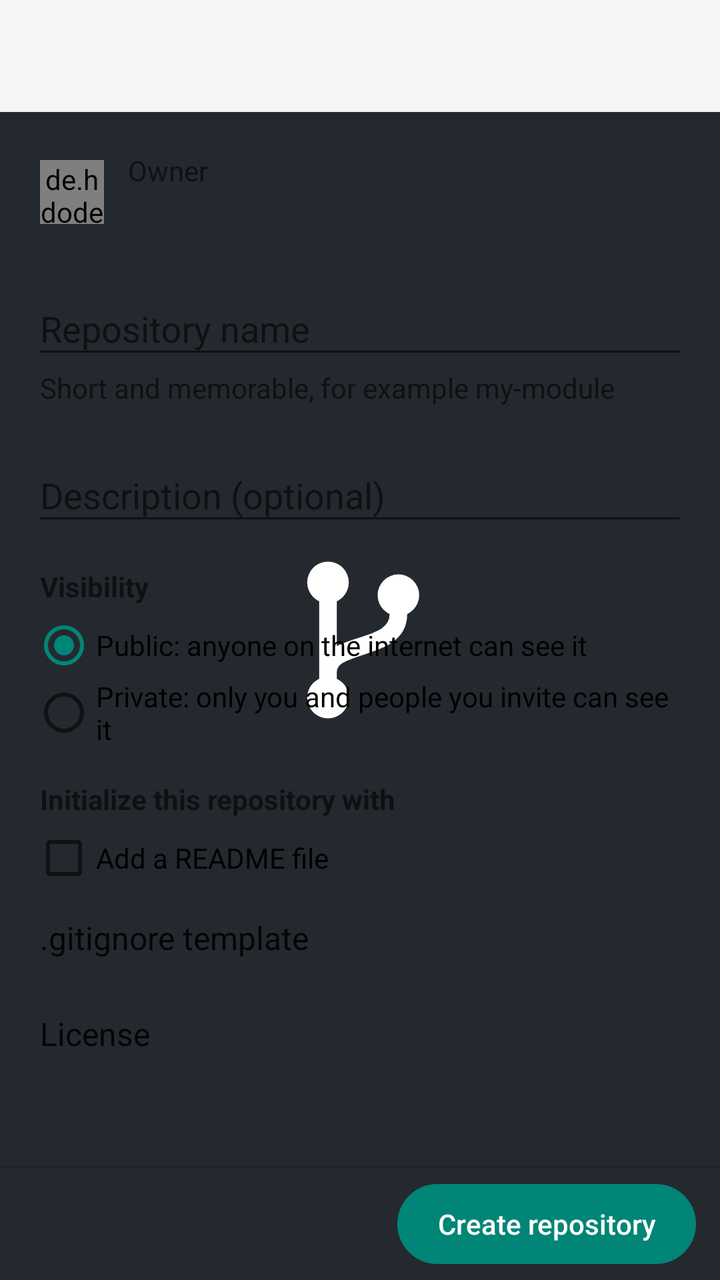
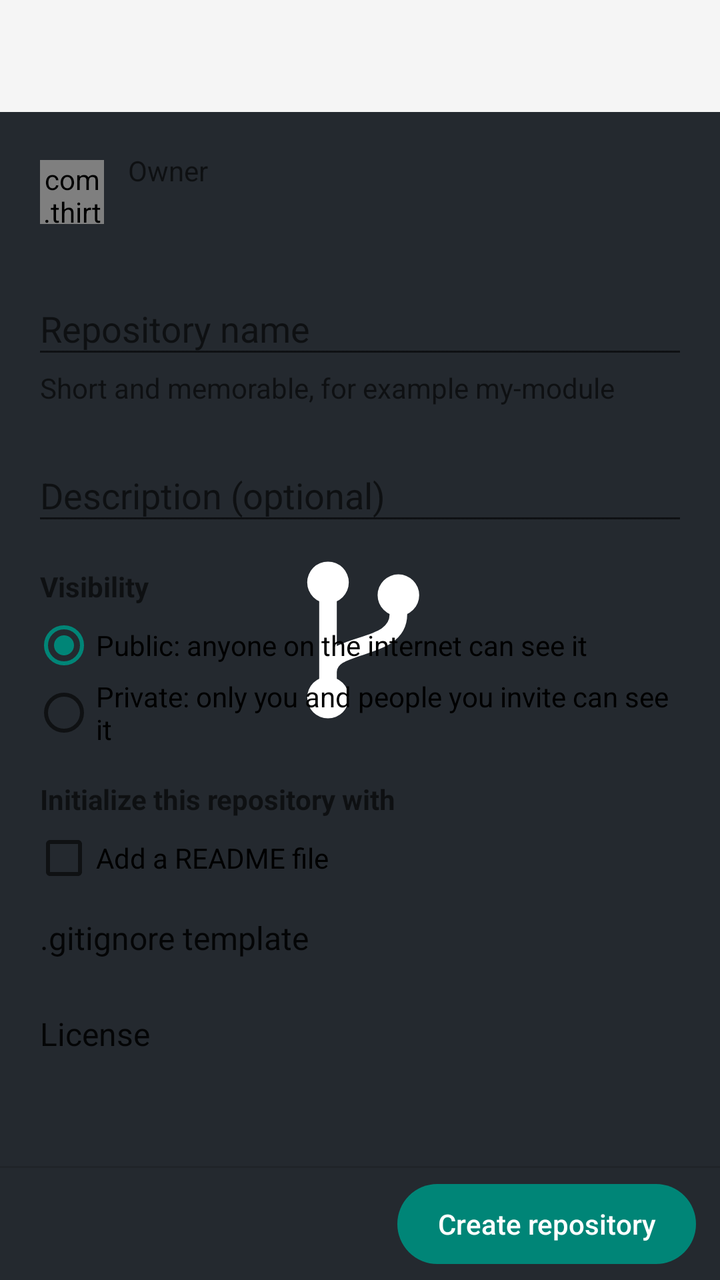

Screens rendered from an Android XML layout before and after an edit, with the pre-edit source and the edit as a unified diff.
<!-- AndroidManifest.xml: application theme SplashTheme -->
<!-- res/layout/activity_create_repository.xml -->
<?xml version="1.0" encoding="utf-8"?>
<LinearLayout
    xmlns:android="http://schemas.android.com/apk/res/android"
    xmlns:app="http://schemas.android.com/apk/res-auto"
    android:orientation="vertical"
    android:layout_width="match_parent"
    android:layout_height="match_parent">

    <include layout="@layout/layout_appbar"/>

    <FrameLayout
        android:layout_width="match_parent"
        android:layout_height="0dp"
        android:layout_weight="1">

        <androidx.core.widget.NestedScrollView
            android:layout_width="match_parent"
            android:layout_height="match_parent">

            <LinearLayout
                android:layout_width="match_parent"
                android:layout_height="wrap_content"
                android:orientation="vertical"
                android:paddingStart="@dimen/spacing_large"
                android:paddingEnd="@dimen/spacing_large"
                android:paddingTop="@dimen/spacing_normal"
                android:paddingBottom="@dimen/spacing_large">

                
                <LinearLayout
                    android:id="@+id/owner_row"
                    android:layout_width="match_parent"
                    android:layout_height="wrap_content"
                    android:orientation="horizontal"
                    android:gravity="center_vertical"
                    android:minHeight="56dp"
                    android:background="?android:selectableItemBackground">
                    <de.hdodenhof.circleimageview.CircleImageView
                        android:id="@+id/owner_avatar"
                        android:layout_width="32dp"
                        android:layout_height="32dp"
                        android:layout_marginStart="@dimen/spacing_mini"/>
                    <LinearLayout
                        android:layout_width="0dp"
                        android:layout_height="wrap_content"
                        android:layout_weight="1"
                        android:layout_marginStart="@dimen/spacing_normal"
                        android:orientation="vertical">
                        <TextView
                            android:layout_width="wrap_content"
                            android:layout_height="wrap_content"
                            android:text="@string/repo_create_owner"
                            android:textSize="@dimen/text_small"
                            android:textColor="?android:textColorSecondary"/>
                        <TextView
                            android:id="@+id/owner_text"
                            android:layout_width="wrap_content"
                            android:layout_height="wrap_content"
                            android:textSize="@dimen/text_normal"
                            android:textColor="?android:textColorPrimary"/>
                    </LinearLayout>
                    <androidx.appcompat.widget.AppCompatImageView
                        android:id="@+id/owner_arrow"
                        android:layout_width="24dp"
                        android:layout_height="24dp"
                        app:srcCompat="@drawable/ic_arrow_drop_down"/>
                </LinearLayout>

                
                <com.google.android.material.textfield.TextInputLayout
                    android:id="@+id/name_layout"
                    android:layout_width="match_parent"
                    android:layout_height="wrap_content"
                    android:layout_marginTop="@dimen/spacing_small"
                    android:hint="@string/repo_create_name">
                    <com.google.android.material.textfield.TextInputEditText
                        android:id="@+id/name_edit"
                        android:layout_width="match_parent"
                        android:layout_height="wrap_content"
                        android:inputType="text|textNoSuggestions"
                        android:imeOptions="actionNext"
                        android:maxLength="100"
                        android:maxLines="1"/>
                </com.google.android.material.textfield.TextInputLayout>

                <TextView
                    android:id="@+id/name_status"
                    android:layout_width="match_parent"
                    android:layout_height="wrap_content"
                    android:layout_marginStart="@dimen/spacing_mini"
                    android:text="@string/repo_create_name_hint"
                    android:textSize="@dimen/text_small"
                    android:textColor="?android:textColorSecondary"/>

                
                <com.google.android.material.textfield.TextInputLayout
                    android:layout_width="match_parent"
                    android:layout_height="wrap_content"
                    android:layout_marginTop="@dimen/spacing_normal"
                    android:hint="@string/repo_create_description">
                    <com.google.android.material.textfield.TextInputEditText
                        android:id="@+id/description_edit"
                        android:layout_width="match_parent"
                        android:layout_height="wrap_content"
                        android:inputType="textMultiLine|textCapSentences"
                        android:maxLines="4"/>
                </com.google.android.material.textfield.TextInputLayout>

                
                <TextView
                    style="@style/FormSectionTitle"
                    android:text="@string/repo_create_visibility"/>
                <RadioGroup
                    android:id="@+id/visibility_group"
                    android:layout_width="match_parent"
                    android:layout_height="wrap_content"
                    android:orientation="vertical">
                    <RadioButton
                        android:id="@+id/visibility_public"
                        android:layout_width="match_parent"
                        android:layout_height="wrap_content"
                        android:checked="true"
                        android:text="@string/repo_create_public"/>
                    <RadioButton
                        android:id="@+id/visibility_private"
                        android:layout_width="match_parent"
                        android:layout_height="wrap_content"
                        android:text="@string/repo_create_private"/>
                </RadioGroup>

                
                <TextView
                    style="@style/FormSectionTitle"
                    android:text="@string/repo_create_initialize"/>
                <CheckBox
                    android:id="@+id/readme_check"
                    android:layout_width="match_parent"
                    android:layout_height="wrap_content"
                    android:text="@string/repo_create_readme"/>

                <LinearLayout
                    android:id="@+id/gitignore_row"
                    style="@style/FormChoiceRow">
                    <TextView
                        android:layout_width="wrap_content"
                        android:layout_height="wrap_content"
                        android:text="@string/repo_create_gitignore"
                        android:textSize="@dimen/text_normal"
                        android:textColor="?android:textColorPrimary"/>
                    <TextView
                        android:id="@+id/gitignore_text"
                        style="@style/FormChoiceValue"/>
                    <androidx.appcompat.widget.AppCompatImageView
                        android:layout_width="24dp"
                        android:layout_height="24dp"
                        app:srcCompat="@drawable/ic_arrow_drop_down"/>
                </LinearLayout>

                <LinearLayout
                    android:id="@+id/license_row"
                    style="@style/FormChoiceRow">
                    <TextView
                        android:layout_width="wrap_content"
                        android:layout_height="wrap_content"
                        android:text="@string/repo_create_license"
                        android:textSize="@dimen/text_normal"
                        android:textColor="?android:textColorPrimary"/>
                    <TextView
                        android:id="@+id/license_text"
                        style="@style/FormChoiceValue"/>
                    <androidx.appcompat.widget.AppCompatImageView
                        android:layout_width="24dp"
                        android:layout_height="24dp"
                        app:srcCompat="@drawable/ic_arrow_drop_down"/>
                </LinearLayout>

                <TextView
                    android:id="@+id/summary_text"
                    android:layout_width="match_parent"
                    android:layout_height="wrap_content"
                    android:layout_marginTop="@dimen/spacing_large"
                    android:layout_marginStart="@dimen/spacing_mini"
                    android:textSize="@dimen/text_small"
                    android:textColor="?android:textColorSecondary"/>

            </LinearLayout>
        </androidx.core.widget.NestedScrollView>

        <ProgressBar
            android:id="@+id/loader"
            style="@style/Widget.AppCompat.ProgressBar.Horizontal"
            android:layout_width="match_parent"
            android:layout_height="wrap_content"
            android:layout_gravity="top"
            android:indeterminate="true"
            android:visibility="gone"/>
    </FrameLayout>

    <View
        android:layout_width="match_parent"
        android:layout_height="1dp"
        android:background="?android:listDivider"/>

    <LinearLayout
        android:layout_width="match_parent"
        android:layout_height="wrap_content"
        android:orientation="horizontal"
        android:gravity="center_vertical|end"
        android:paddingStart="@dimen/spacing_normal"
        android:paddingEnd="@dimen/spacing_normal"
        android:paddingTop="@dimen/spacing_small"
        android:paddingBottom="@dimen/spacing_small">
        <Button
            android:id="@+id/create_bn"
            style="@style/OpenHubButton"
            android:layout_width="wrap_content"
            android:layout_height="wrap_content"
            android:text="@string/repo_create_button"/>
    </LinearLayout>

</LinearLayout>
<!-- res/layout/layout_appbar.xml (included above) -->
<?xml version="1.0" encoding="utf-8"?>
<com.google.android.material.appbar.AppBarLayout
    xmlns:android="http://schemas.android.com/apk/res/android"
    xmlns:app="http://schemas.android.com/apk/res-auto"
    android:id="@+id/app_bar"
    android:layout_width="match_parent"
    android:layout_height="wrap_content"
    android:theme="?appbar_theme">

    <androidx.appcompat.widget.Toolbar
        android:id="@+id/toolbar"
        android:layout_width="match_parent"
        android:layout_height="?attr/actionBarSize"
        android:background="?attr/colorPrimary"
        app:popupTheme="?popup_theme">

    </androidx.appcompat.widget.Toolbar>

    <com.google.android.material.tabs.TabLayout
        android:id="@+id/tab_layout"
        android:layout_width="match_parent"
        android:layout_height="wrap_content"
        android:visibility="gone"
        app:tabGravity="fill"
        app:tabMode="fixed"
        app:tabTextAppearance="@style/TextAppearance.Design.Tab"
        app:tabSelectedTextColor="?title_color"/>

</com.google.android.material.appbar.AppBarLayout>
<!-- resources referenced by this layout -->
<resources>
  <dimen name="spacing_large">16dp</dimen>
  <dimen name="spacing_mini">4dp</dimen>
  <dimen name="spacing_normal">12dp</dimen>
  <dimen name="spacing_small">8dp</dimen>
  <dimen name="text_normal">16sp</dimen>
  <dimen name="text_small">14sp</dimen>
  <!-- drawable ic_arrow_drop_down (drawable) -->
  <vector xmlns:android="http://schemas.android.com/apk/res/android"
          android:width="24dp"
          android:height="24dp"
          android:viewportWidth="24.0"
          android:viewportHeight="24.0">
      <path
          android:fillColor="?icon_color"
          android:pathData="M7,10l5,5 5,-5z"/>
  </vector>
  <string name="repo_create_button">Create repository</string>
  <string name="repo_create_description">Description (optional)</string>
  <string name="repo_create_gitignore">.gitignore template</string>
  <string name="repo_create_initialize">Initialize this repository with</string>
  <string name="repo_create_license">License</string>
  <string name="repo_create_name">Repository name</string>
  <string name="repo_create_name_hint">Short and memorable, for example my-module</string>
  <string name="repo_create_owner">Owner</string>
  <string name="repo_create_private">Private: only you and people you invite can see it</string>
  <string name="repo_create_public">Public: anyone on the internet can see it</string>
  <string name="repo_create_readme">Add a README file</string>
  <string name="repo_create_visibility">Visibility</string>
  <style name="FormChoiceRow">
          <item name="android:layout_width">match_parent</item>
          <item name="android:layout_height">wrap_content</item>
          <item name="android:orientation">horizontal</item>
          <item name="android:gravity">center_vertical</item>
          <item name="android:minHeight">48dp</item>
          <item name="android:paddingStart">@dimen/spacing_mini</item>
          <item name="android:background">?android:selectableItemBackground</item>
      </style>
  <style name="FormChoiceValue">
          <item name="android:layout_width">0dp</item>
          <item name="android:layout_height">wrap_content</item>
          <item name="android:layout_weight">1</item>
          <item name="android:layout_marginStart">@dimen/spacing_small</item>
          <item name="android:gravity">end</item>
          <item name="android:textSize">@dimen/text_normal</item>
          <item name="android:textColor">?colorAccent</item>
          <item name="android:maxLines">1</item>
          <item name="android:ellipsize">end</item>
      </style>
  <style name="FormSectionTitle">
          <item name="android:layout_width">match_parent</item>
          <item name="android:layout_height">wrap_content</item>
          <item name="android:layout_marginTop">@dimen/spacing_large</item>
          <item name="android:layout_marginStart">@dimen/spacing_mini</item>
          <item name="android:layout_marginBottom">@dimen/spacing_mini</item>
          <item name="android:textSize">@dimen/text_small</item>
          <item name="android:textStyle">bold</item>
          <item name="android:textColor">?android:textColorSecondary</item>
      </style>
  <style name="SplashTheme" parent="Theme.AppCompat.Light.NoActionBar">
          
          <item name="android:statusBarColor">@color/transparent</item>
          
          <item name="android:windowBackground">@drawable/splash_screen_drawable</item>
          
      </style>
  <!-- drawable btn_filled (drawable) -->
  <?xml version="1.0" encoding="utf-8"?>
  <ripple xmlns:android="http://schemas.android.com/apk/res/android"
      android:color="#40FFFFFF">
      <item>
          <shape android:shape="rectangle">
              <corners android:radius="20dp"/>
              <solid android:color="@color/btn_filled_fill"/>
          </shape>
      </item>
  </ripple>
  <color name="transparent">#00FFFFFF</color>
  <color name="logo_background">#24292F</color>
  <!-- unchanged entries left out for length: 2 -->
</resources>

<!-- the commit's change to res/layout/activity_create_repository.xml (unified diff, before → after) -->
@@ -35,7 +35,7 @@
                     android:gravity="center_vertical"
                     android:minHeight="56dp"
                     android:background="?android:selectableItemBackground">
-                    <de.hdodenhof.circleimageview.CircleImageView
+                    <com.thirtydegreesray.openhub.ui.widget.CircleImageView
                         android:id="@+id/owner_avatar"
                         android:layout_width="32dp"
                         android:layout_height="32dp"
